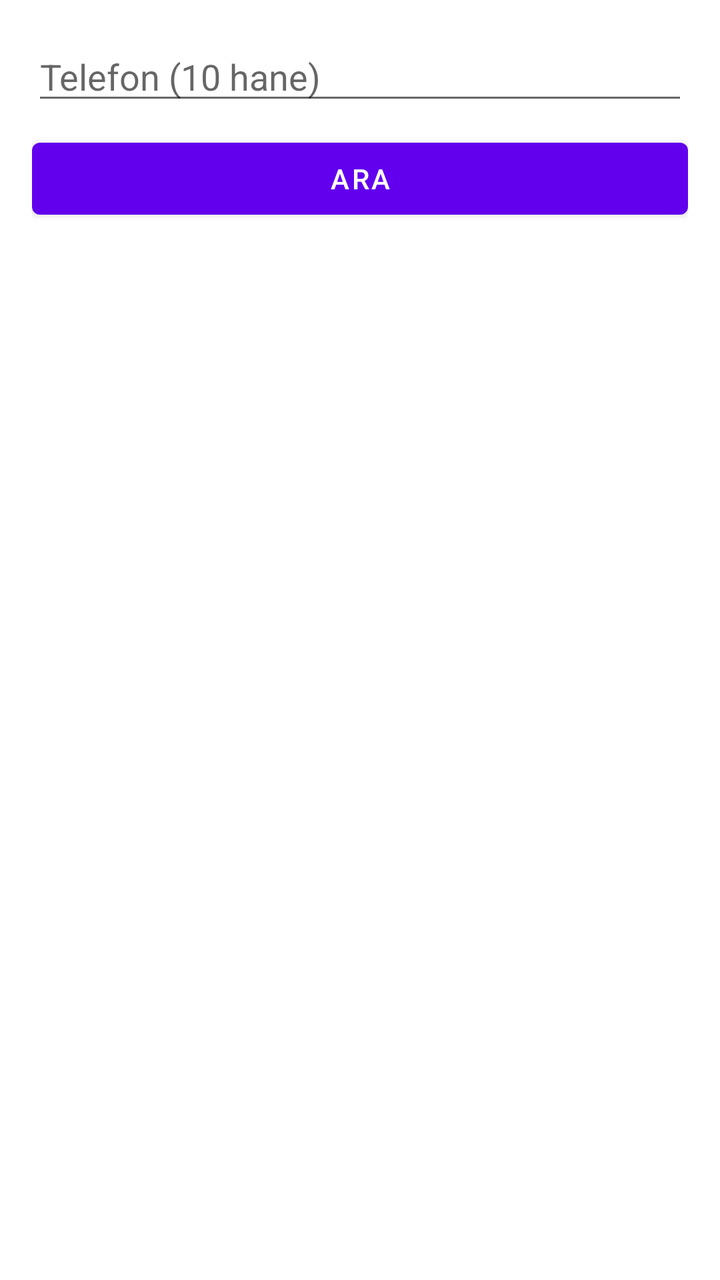
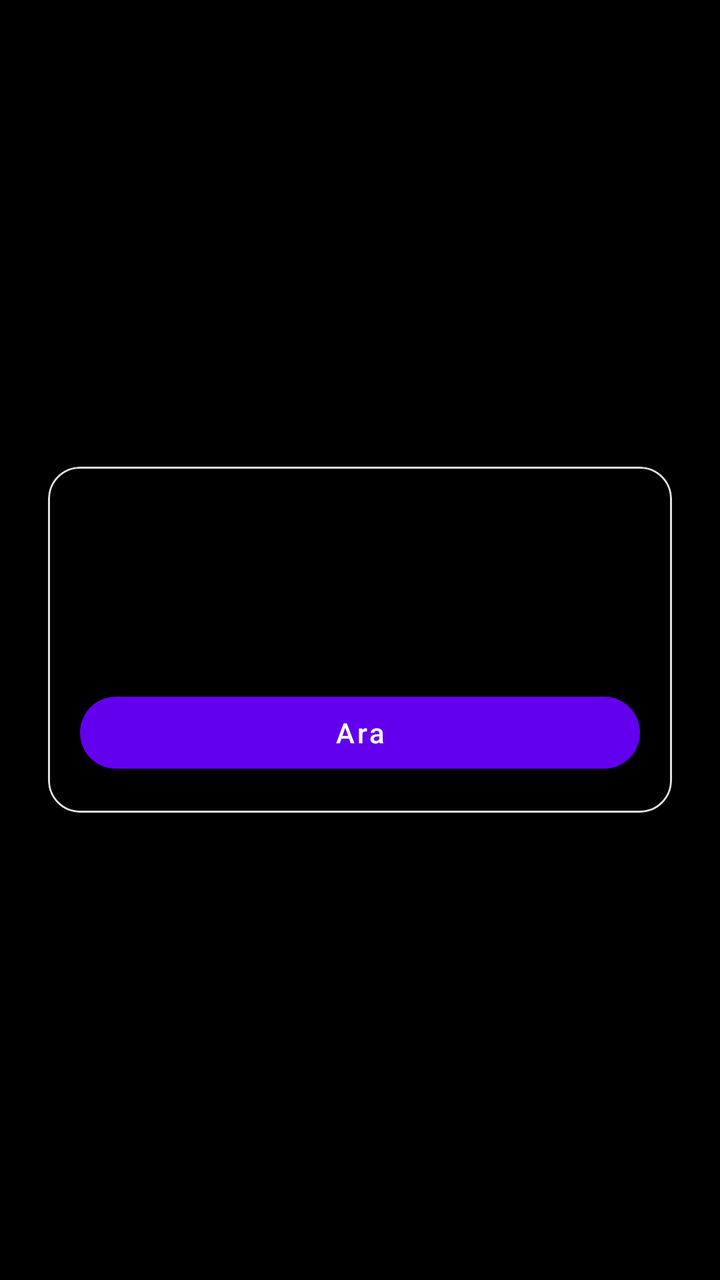

Compare the two renders of this Android layout. The source of the first and the diff that turns it into the second are given below.
<!-- AndroidManifest.xml: application theme Theme.MaterialComponents.DayNight.NoActionBar -->
<!-- res/layout/activity_search_by_phone.xml -->
<?xml version="1.0" encoding="utf-8"?>
<LinearLayout xmlns:android="http://schemas.android.com/apk/res/android"
    android:padding="16dp"
    android:orientation="vertical"
    android:layout_width="match_parent"
    android:layout_height="match_parent">

    <EditText
        android:id="@+id/edtPhone"
        android:layout_width="match_parent"
        android:layout_height="wrap_content"
        android:hint="@string/search_by_phone_phone_hint"
        android:inputType="phone" />

    <Button
        android:id="@+id/btnSearch"
        android:layout_marginTop="8dp"
        android:layout_width="match_parent"
        android:layout_height="wrap_content"
        android:text="@string/search_by_phone_button_search" />
</LinearLayout>
<!-- resources referenced by this layout -->
<resources>
  <string name="search_by_phone_button_search">Ara</string>
  <string name="search_by_phone_phone_hint">Telefon (10 hane)</string>
</resources>

<!-- the commit's change to res/layout/activity_search_by_phone.xml (unified diff, before → after) -->
@@ -1,21 +1,60 @@
 <?xml version="1.0" encoding="utf-8"?>
 <LinearLayout xmlns:android="http://schemas.android.com/apk/res/android"
-    android:padding="16dp"
+    xmlns:app="http://schemas.android.com/apk/res-auto"
+    android:id="@+id/layoutSearchByPhone"
+    android:layout_width="match_parent"
+    android:layout_height="match_parent"
     android:orientation="vertical"
-    android:layout_width="match_parent"
-    android:layout_height="match_parent">
+    android:gravity="center"
+    android:background="#000000"
+    android:padding="16dp">
 
-    <EditText
-        android:id="@+id/edtPhone"
+    <com.google.android.material.card.MaterialCardView
         android:layout_width="match_parent"
         android:layout_height="wrap_content"
-        android:hint="@string/search_by_phone_phone_hint"
-        android:inputType="phone" />
+        android:layout_margin="8dp"
+        app:cardCornerRadius="16dp"
+        app:cardElevation="2dp"
+        app:cardBackgroundColor="#000000"
+        app:strokeWidth="1dp"
+        app:strokeColor="#E0E0E0">
 
-    <Button
-        android:id="@+id/btnSearch"
-        android:layout_marginTop="8dp"
-        android:layout_width="match_parent"
-        android:layout_height="wrap_content"
-        android:text="@string/search_by_phone_button_search" />
+        <LinearLayout
+            android:layout_width="match_parent"
+            android:layout_height="wrap_content"
+            android:orientation="vertical"
+            android:padding="16dp">
+
+            
+            <com.google.android.material.textfield.TextInputLayout
+                android:layout_width="match_parent"
+                android:layout_height="wrap_content"
+                android:layout_marginTop="16dp"
+                android:hint="@string/search_by_phone_phone_hint"
+                style="@style/Widget.MaterialComponents.TextInputLayout.OutlinedBox">
+
+                <com.google.android.material.textfield.TextInputEditText
+                    android:id="@+id/edtPhone"
+                    android:layout_width="match_parent"
+                    android:layout_height="wrap_content"
+                    android:inputType="phone"
+                    android:textColor="#FFFFFF"
+                    android:textColorHint="#BBBBBB" />
+            </com.google.android.material.textfield.TextInputLayout>
+
+            
+            <com.google.android.material.button.MaterialButton
+                android:id="@+id/btnSearch"
+                style="@style/Widget.MaterialComponents.Button"
+                android:layout_width="match_parent"
+                android:layout_height="wrap_content"
+                android:layout_marginTop="16dp"
+                android:text="@string/search_by_phone_button_search"
+                android:textAllCaps="false"
+                android:textColor="@android:color/white"
+                app:cornerRadius="24dp" />
+
+        </LinearLayout>
+    </com.google.android.material.card.MaterialCardView>
+
 </LinearLayout>
